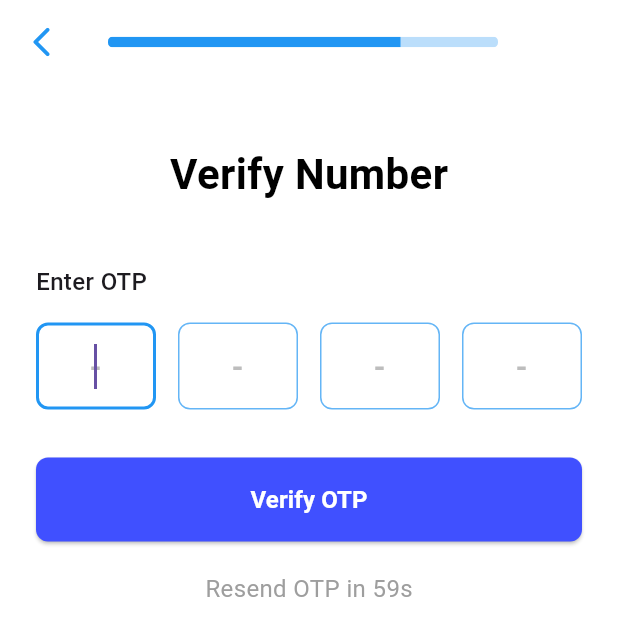
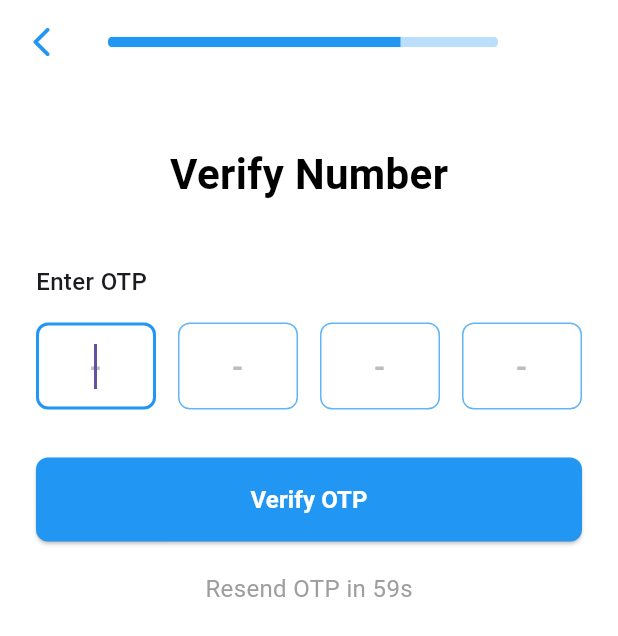
Before and after one commit to Kirxnroy/zybotest, a Flutter app: the screen it shows after launch, after a tap on "Get Started", after a tap on "Next", on a phone screen of 412 x 824 dp. Shown: the top 636 px of the screen. Run offline on Flutter 3.47's test engine with Material 3 defaults, Android fonts, the light colour scheme and no system bars; our stand-ins replace video_player; network calls fail.

Commit message:
color update

```diff
--- a/lib/homepage.dart
+++ b/lib/homepage.dart
@@ -113,7 +113,7 @@ class _Homepage1State extends State<Homepage1> {
           // App Bar with Logo and User Info
           Container(
             padding: const EdgeInsets.only(top: 40, left: 16, right: 16, bottom: 10),
-            color: const Color(0xFF3F51B5),
+            color: Colors.blue,
             child: Column(
               children: [
                 Row(
--- a/lib/loginscrn2.dart
+++ b/lib/loginscrn2.dart
@@ -125,7 +125,7 @@ class _PhoneOnboardingScreenState extends State<PhoneOnboardingScreen> {
                       );
                     },
                     style: ElevatedButton.styleFrom(
-                      backgroundColor: const Color(0xFF4050FF),
+                      backgroundColor: Colors.blue,
                       shape: RoundedRectangleBorder(
                           borderRadius: BorderRadius.circular(8)),
                     ),
--- a/lib/profilepg.dart
+++ b/lib/profilepg.dart
@@ -14,7 +14,7 @@ class ProfilePage extends StatelessWidget {
             padding:
                 const EdgeInsets.only(top: 50, left: 16, right: 16, bottom: 80),
             decoration: const BoxDecoration(
-              color: Color(0xFF4169E1), // Royal blue color
+              color: Colors.blue,
               borderRadius: BorderRadius.only(
                 bottomLeft: Radius.circular(0),
                 bottomRight: Radius.circular(0),
--- a/lib/splashscrn.dart
+++ b/lib/splashscrn.dart
@@ -32,7 +32,7 @@ class _SplashScreenState extends State<SplashScreen> {
     );
 
     return Scaffold(
-      backgroundColor: const Color(0xFF4169E1),
+      backgroundColor: Colors.blue,
       body: Center(
         child: Column(
           mainAxisAlignment: MainAxisAlignment.center,
--- a/lib/verifypg.dart
+++ b/lib/verifypg.dart
@@ -163,7 +163,7 @@ class _OTPVerificationScreenState extends State<OTPVerificationScreen> {
                   child: ElevatedButton(
                     onPressed: _verifyOTP,
                     style: ElevatedButton.styleFrom(
-                      backgroundColor: const Color(0xFF4050FF),
+                      backgroundColor: Colors.blue,
                       shape: RoundedRectangleBorder(
                         borderRadius: BorderRadius.circular(8),
                       ),
```
